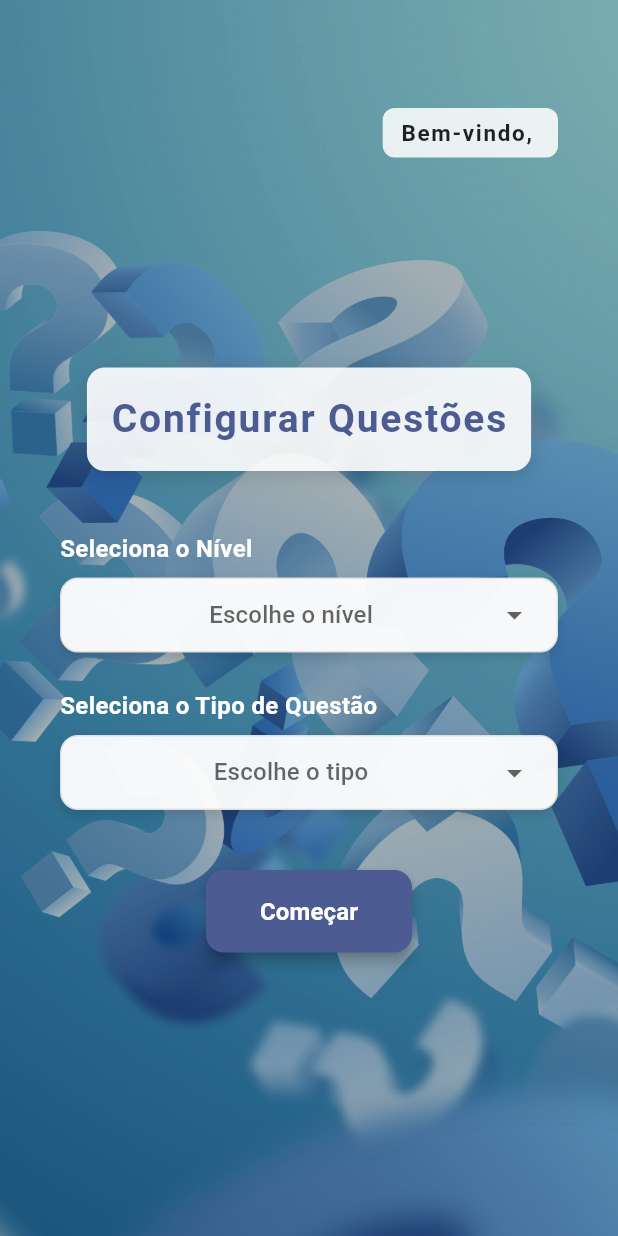
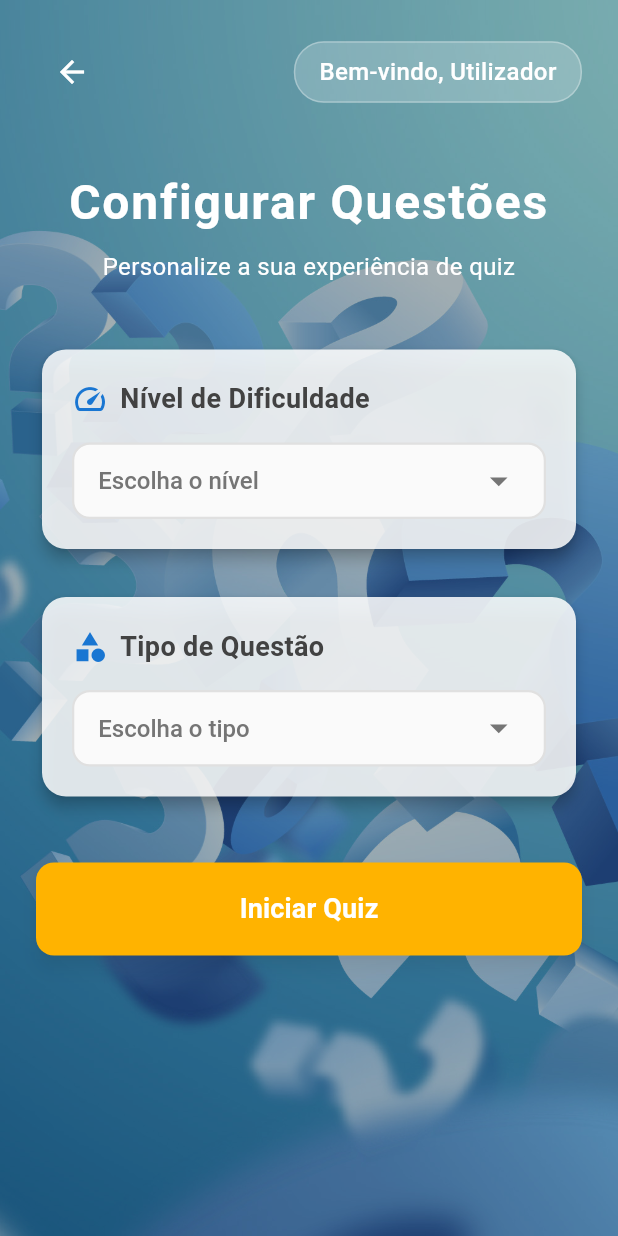
Before and after one commit to PedroLeite2/Exercicio2, a Flutter app: the ConfigureQuestionsPage screen opened directly, on a phone screen of 412 x 824 dp. Run offline on Flutter 3.47's test engine with Material 3 defaults, Android fonts, the phone set to English and light mode, and no system bars; our stand-ins replace another_flushbar, sqflite; accounts and stored records are empty.

Commit message:
update layout

```diff
--- a/lib/buildWidgetConfigureQuestions.dart
+++ b/lib/buildWidgetConfigureQuestions.dart
@@ -2,42 +2,41 @@ import 'package:avaliacaoex2/buildWidgetQuestions.dart';
 import 'package:flutter/material.dart';
 import 'database_helper.dart';
 
-Widget buildWidgetConfigureQuestions({String? nomeUtilizador}) {
-  return ConfigureQuestionsPage(nomeUtilizador: nomeUtilizador);
+Widget buildWidgetConfigureQuestions({String? userName}) {
+  return ConfigureQuestionsPage(userName: userName);
 }
 
-
-Map<int, String> nivel = {
+Map<int, String> levelMap = {
   1: 'Fácil',
   2: 'Médio',
   3: 'Difícil',
 };
 
-Map<int, String> tipo = {
+Map<int, String> typeMap = {
   1: 'Endereços',
   2: 'Sub-redes',
   3: 'Super-redes',
 };
 
 class ConfigureQuestionsPage extends StatefulWidget {
-  final String? nomeUtilizador;
+  final String? userName;
 
-  const ConfigureQuestionsPage({super.key, this.nomeUtilizador});
+  const ConfigureQuestionsPage({super.key, this.userName});
 
   @override
   State<ConfigureQuestionsPage> createState() => _ConfigureQuestionsPageState();
 }
 
 class _ConfigureQuestionsPageState extends State<ConfigureQuestionsPage> {
-  int? _nivelSelecionado;
-  int? _tipoSelecionado;
+  int? _selectedLevel;
+  int? _selectedType;
 
   @override
   Widget build(BuildContext context) {
     return Scaffold(
       body: Stack(
         children: [
-          // Fundo com imagem
+          // Imagem de fundo original
           Container(
             decoration: const BoxDecoration(
               image: DecorationImage(
@@ -47,133 +46,139 @@ class _ConfigureQuestionsPageState extends State<ConfigureQuestionsPage> {
             ),
           ),
 
-          // Overlay escuro para legibilidade
+          // Overlay escuro para melhor legibilidade
           Container(
             color: Colors.black.withOpacity(0.3),
           ),
 
           // Conteúdo principal
-          Padding(
-            padding: const EdgeInsets.symmetric(horizontal: 40, vertical: 32),
+          SafeArea(
+            child: Padding(
+              padding: const EdgeInsets.all(24.0),
               child: Column(
-              crossAxisAlignment: CrossAxisAlignment.start,
+                crossAxisAlignment: CrossAxisAlignment.stretch,
                 children: [
-                const SizedBox(height: 40),
-
-                Align(
-                  alignment: Alignment.centerRight,
-                  child: Container(
-                    padding: const EdgeInsets.symmetric(horizontal: 12, vertical: 6),
+                  // Cabeçalho com saudação ao utilizador
+                  Row(
+                    mainAxisAlignment: MainAxisAlignment.spaceBetween,
+                    children: [
+                      IconButton(
+                        icon: const Icon(Icons.arrow_back, color: Colors.white),
+                        onPressed: () => Navigator.of(context).pop(),
+                      ),
+                      Container(
+                        padding: const EdgeInsets.symmetric(
+                            horizontal: 16, vertical: 8),
                         decoration: BoxDecoration(
-                      color: Colors.white.withOpacity(0.85),
-                      borderRadius: BorderRadius.circular(8),
+                          color: Colors.white.withOpacity(0.2),
+                          borderRadius: BorderRadius.circular(20),
+                          border: Border.all(
+                            color: Colors.white.withOpacity(0.3),
+                            width: 1,
+                          ),
                         ),
                         child: Text(
-                      'Bem-vindo, ${widget.nomeUtilizador ?? ''}',
+                          'Bem-vindo, ${widget.userName ?? 'Utilizador'}',
                           style: const TextStyle(
-                        fontSize: 15,
-                        fontWeight: FontWeight.bold,
-                        color: Colors.black87,
-                        letterSpacing: 1.1,
+                            fontSize: 16,
+                            fontWeight: FontWeight.w500,
+                            color: Colors.white,
                           ),
                         ),
                       ),
+                    ],
                   ),
 
-                const SizedBox(height: 140),
+                  const SizedBox(height: 40),
 
-                Center(
-                  child: Container(
-                    padding: const EdgeInsets.all(16),
-                    decoration: BoxDecoration(
-                      color: Colors.white.withOpacity(0.9),
-                      borderRadius: BorderRadius.circular(12),
-                      boxShadow: [
-                        BoxShadow(
-                          color: Colors.black12,
-                          blurRadius: 10,
-                          offset: Offset(0, 4),
-                        ),
-                      ],
-                    ),
-                    child: Text(
+                  // Título
+                  const Text(
                     'Configurar Questões',
+                    textAlign: TextAlign.center,
                     style: TextStyle(
-                        fontSize: 26,
+                      fontSize: 32,
                       fontWeight: FontWeight.bold,
-                        color: Theme.of(context).colorScheme.primary,
+                      color: Colors.white,
                       letterSpacing: 1.2,
                     ),
                   ),
+
+                  const SizedBox(height: 8),
+
+                  const Text(
+                    'Personalize a sua experiência de quiz',
+                    textAlign: TextAlign.center,
+                    style: TextStyle(
+                      fontSize: 16,
+                      color: Color.fromARGB(255, 255, 255, 255),
                     ),
                   ),
 
                   const SizedBox(height: 40),
 
-                const Text(
-                  'Seleciona o Nível',
-                  style: TextStyle(
-                    fontSize: 16,
-                    fontWeight: FontWeight.w600,
-                    color: Colors.white,
-                  ),
-                ),
-                const SizedBox(height: 8),
-
-                _buildDropdownContainer(
-                  _nivelSelecionado,
-                  'Escolhe o nível',
-                  nivel,
-                  (valor) => setState(() => _nivelSelecionado = valor),
+                  // Cartões de configuração
+                  Expanded(
+                    child: SingleChildScrollView(
+                      child: Column(
+                        children: [
+                          _buildSelectionCard(
+                            title: 'Nível de Dificuldade',
+                            hint: 'Escolha o nível',
+                            value: _selectedLevel,
+                            options: levelMap,
+                            icon: Icons.speed,
+                            onChanged: (value) =>
+                                setState(() => _selectedLevel = value),
                           ),
 
                           const SizedBox(height: 24),
 
-                const Text(
-                  'Seleciona o Tipo de Questão',
-                  style: TextStyle(
-                    fontSize: 16,
-                    fontWeight: FontWeight.w600,
-                    color: Colors.white,
-                  ),
-                ),
-                const SizedBox(height: 8),
-
-                _buildDropdownContainer(
-                  _tipoSelecionado,
-                  'Escolhe o tipo',
-                  tipo,
-                  (valor) => setState(() => _tipoSelecionado = valor),
+                          _buildSelectionCard(
+                            title: 'Tipo de Questão',
+                            hint: 'Escolha o tipo',
+                            value: _selectedType,
+                            options: typeMap,
+                            icon: Icons.category,
+                            onChanged: (value) =>
+                                setState(() => _selectedType = value),
                           ),
 
                           const SizedBox(height: 40),
 
-                Center(
+                          // Botão de início
+                          SizedBox(
+                            width: double.infinity,
                             child: ElevatedButton(
                               style: ElevatedButton.styleFrom(
-                      backgroundColor: Theme.of(context).colorScheme.primary,
-                      padding: const EdgeInsets.symmetric(horizontal: 36, vertical: 16),
+                                backgroundColor: Colors.amber.shade600,
+                                padding: const EdgeInsets.symmetric(vertical: 18),
                                 shape: RoundedRectangleBorder(
                                   borderRadius: BorderRadius.circular(12),
                                 ),
-                      elevation: 4,
+                                elevation: 5,
+                                shadowColor: Colors.black.withOpacity(0.3),
                               ),
                               onPressed: () {
-                      if (_nivelSelecionado != null && _tipoSelecionado != null) {
+                                if (_selectedLevel != null && _selectedType != null) {
                                   Navigator.push(
                                     context,
                                     MaterialPageRoute(
                                       builder: (context) => QuestionsPage(
-                              nivelSelecionado: _nivelSelecionado!,
-                              tipoSelecionado: _tipoSelecionado!,
+                                        nivelSelecionado: _selectedLevel!,
+                                        tipoSelecionado: _selectedType!,
                                       ),
                                     ),
                                   );
                                 } else {
                                   ScaffoldMessenger.of(context).showSnackBar(
-                          const SnackBar(
-                            content: Text(
-                              'Por favor, seleciona o nível e o tipo.',
+                                    SnackBar(
+                                      behavior: SnackBarBehavior.floating,
+                                      shape: RoundedRectangleBorder(
+                                        borderRadius: BorderRadius.circular(10),
+                                      ),
+                                      backgroundColor: Colors.red.shade400,
+                                      content: const Text(
+                                        'Por favor, selecione o nível e o tipo!',
                                         textAlign: TextAlign.center,
                                       ),
                                     ),
@@ -181,11 +186,11 @@ class _ConfigureQuestionsPageState extends State<ConfigureQuestionsPage> {
                                 }
                               },
                               child: const Text(
-                      'Começar',
+                                'Iniciar Quiz',
                                 style: TextStyle(
-                        fontSize: 16,
+                                  fontSize: 18,
                                   fontWeight: FontWeight.bold,
-                        color: Colors.white, // MUITO IMPORTANTE PARA VISIBILIDADE
+                                  color: Colors.white,
                                 ),
                               ),
                             ),
@@ -193,50 +198,96 @@ class _ConfigureQuestionsPageState extends State<ConfigureQuestionsPage> {
                         ],
                       ),
                     ),
+                  ),
+                ],
+              ),
+            ),
+          ),
         ],
       ),
     );
   }
 
-  Widget _buildDropdownContainer(
-    int? valorAtual,
-    String textoHint,
-    Map<int, String> opcoes,
-    ValueChanged<int?> onChanged,
-  ) {
-    return Container(
+  Widget _buildSelectionCard({
+    required String title,
+    required String hint,
+    required int? value,
+    required Map<int, String> options,
+    required IconData icon,
+    required ValueChanged<int?> onChanged,
+  }) {
+    return Card(
+      elevation: 4,
+      shape: RoundedRectangleBorder(
+        borderRadius: BorderRadius.circular(16),
+      ),
+      color: Colors.white.withOpacity(0.85),
+      child: Padding(
+        padding: const EdgeInsets.all(20),
+        child: Column(
+          crossAxisAlignment: CrossAxisAlignment.start,
+          children: [
+            Row(
+              children: [
+                Icon(
+                  icon,
+                  color: Colors.blue.shade700,
+                  size: 24,
+                ),
+                const SizedBox(width: 8),
+                Text(
+                  title,
+                  style: TextStyle(
+                    fontSize: 18,
+                    fontWeight: FontWeight.w600,
+                    color: Colors.grey.shade800,
+                  ),
+                ),
+              ],
+            ),
+            const SizedBox(height: 16),
+            Container(
               padding: const EdgeInsets.symmetric(horizontal: 16),
               decoration: BoxDecoration(
-        color: Colors.white.withOpacity(0.95),
-        border: Border.all(color: Colors.grey.shade300),
+                color: Colors.grey.shade50,
                 borderRadius: BorderRadius.circular(12),
-        boxShadow: const [
-          BoxShadow(
-            color: Colors.black12,
-            blurRadius: 6,
-            offset: Offset(0, 3),
+                border: Border.all(
+                  color: Colors.grey.shade300,
+                  width: 1.5,
                 ),
-        ],
               ),
               child: DropdownButtonHideUnderline(
                 child: DropdownButton<int>(
                   isExpanded: true,
-          value: valorAtual,
-          hint: Center(child: Text(textoHint)),
+                  value: value,
+                  hint: Text(
+                    hint,
+                    style: TextStyle(color: Colors.grey.shade600),
+                  ),
+                  icon: Icon(Icons.arrow_drop_down, color: Colors.grey.shade600),
+                  iconSize: 28,
+                  dropdownColor: Colors.white,
+                  style: TextStyle(
+                    fontSize: 16,
+                    color: Colors.grey.shade800,
+                    fontWeight: FontWeight.w500,
+                  ),
                   onChanged: onChanged,
-          items: opcoes.entries.map((entry) {
+                  items: options.entries.map((entry) {
                     return DropdownMenuItem<int>(
                       value: entry.key,
-              child: Center(
-                child: Text(
-                  entry.value,
-                  textAlign: TextAlign.center,
-                ),
+                      child: Padding(
+                        padding: const EdgeInsets.symmetric(vertical: 8),
+                        child: Text(entry.value),
                       ),
                     );
                   }).toList(),
                 ),
               ),
+            ),
+          ],
+        ),
+      ),
     );
   }
 }
--- a/lib/main.dart
+++ b/lib/main.dart
@@ -84,9 +84,9 @@ class _MyExercicioTesteState extends State<MyExercicioTeste> {
       case '/login':
         return MaterialPageRoute(builder: (_) => buildWidgetLogin());
       case '/buildWidgetConfigureQuestions':
-        final nome = settings.arguments as String?;
+        final name = settings.arguments as String?;
         return MaterialPageRoute(
-          builder: (_) => buildWidgetConfigureQuestions(nomeUtilizador: nome),
+          builder: (_) => buildWidgetConfigureQuestions(userName: name),
         );
 
       case '/score':
```
Also changed, not shown: lib/myexercicioteste_exemplo1.dart (+111 -64 lines), assets/images/redes.png (added). Lines whose indentation alone changed are shown as unchanged.
